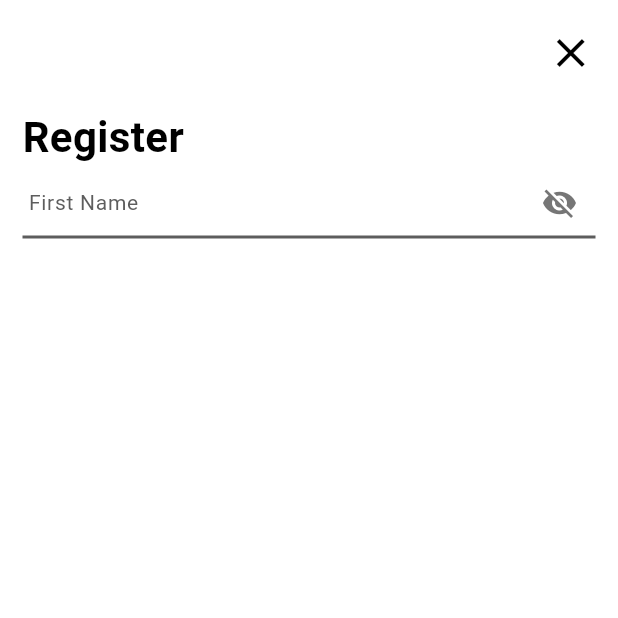
After one commit to kirupa094/test_application_frontend, a Flutter app: the screen it shows after launch, after a tap on "REGISTER", on a phone screen of 412 x 824 dp, the top half of it. The commit adds this screen. Run offline on Flutter 3.47's test engine with Material 2 defaults, Android fonts, the phone set to English and light mode, and no system bars; our stand-ins replace carousel_slider.

Commit message:
custom text field created

```diff
--- /dev/null
+++ b/lib/screens/auth/register_screen.dart
@@ -0,0 +1,56 @@
+import 'package:flutter/material.dart';
+import 'package:test_application/widgets/custom_text_field.dart';
+
+class RegisterScreen extends StatelessWidget {
+  const RegisterScreen({super.key});
+
+  @override
+  Widget build(BuildContext context) {
+    return SafeArea(
+      child: Scaffold(
+        backgroundColor: Colors.white,
+        appBar: AppBar(
+          backgroundColor: Colors.white,
+          elevation: 0,
+          automaticallyImplyLeading: false,
+          actions: [
+            IconButton(
+              onPressed: () {
+                Navigator.pop(context);
+              },
+              padding:
+                  const EdgeInsets.only(right: 15, left: 0, top: 15, bottom: 0),
+              color: Colors.black,
+              iconSize: 32,
+              icon: const Icon(Icons.close),
+            )
+          ],
+        ),
+        body: Container(
+          margin: const EdgeInsets.all(15),
+          child: Column(
+            crossAxisAlignment: CrossAxisAlignment.start,
+            children: [
+              const Text(
+                'Register',
+                style: TextStyle(
+                  color: Colors.black,
+                  fontSize: 28,
+                  fontWeight: FontWeight.bold,
+                ),
+              ),
+              CustomTextFieldWidget(
+                hintText: 'First Name',
+                onChanged: (value) {},
+                obscureText: true,
+                validator: (va) {},
+                isPassword: true,
+
+              )
+            ],
+          ),
+        ),
+      ),
+    );
+  }
+}
--- a/lib/screens/on_board/on_board_screen.dart
+++ b/lib/screens/on_board/on_board_screen.dart
@@ -1,4 +1,5 @@
 import 'package:flutter/material.dart';
+import 'package:test_application/screens/auth/register_screen.dart';
 import 'package:test_application/screens/on_board/carousel.dart';
 import 'package:test_application/widgets/custom_button.dart';
 
@@ -24,7 +25,7 @@ class OnBoardScreen extends StatelessWidget {
               const SizedBox(
                 height: 14,
               ),
-              bottomButton()
+              bottomButton(context)
             ],
           ),
         ),
@@ -104,7 +105,7 @@ class OnBoardScreen extends StatelessWidget {
     );
   }
 
-  Widget bottomButton() {
+  Widget bottomButton(BuildContext context) {
     return Row(
       crossAxisAlignment: CrossAxisAlignment.center,
       mainAxisAlignment: MainAxisAlignment.spaceBetween,
@@ -115,9 +116,16 @@ class OnBoardScreen extends StatelessWidget {
         ),
         CustomButton(
           title: 'REGISTER',
-          onPressedCallBack: () {},
+          onPressedCallBack: () => navigateToRegisterScreen(context),
         )
       ],
     );
   }
+
+  void navigateToRegisterScreen(BuildContext context) {
+    Navigator.push(
+      context,
+      MaterialPageRoute(builder: (context) =>  const RegisterScreen()),
+    );
+  }
 }
--- a/lib/widgets/custom_button.dart
+++ b/lib/widgets/custom_button.dart
@@ -13,7 +13,9 @@ class CustomButton extends StatelessWidget {
   @override
   Widget build(BuildContext context) {
     return TextButton(
-      onPressed: onPressedCallBack(),
+      onPressed: () {
+        onPressedCallBack();
+      },
       child: Container(
         decoration: ShapeDecoration(
           color: const Color.fromARGB(255, 16, 80, 120),
--- /dev/null
+++ b/lib/widgets/custom_text_field.dart
@@ -0,0 +1,96 @@
+import 'package:flutter/material.dart';
+
+class CustomTextFieldWidget extends StatefulWidget {
+  final String hintText;
+  final Function(String) onChanged;
+  final bool obscureText;
+  final String? Function(String?) validator;
+  final TextAlign textAlign;
+  final bool isPassword;
+  final TextInputType textInputType;
+  const CustomTextFieldWidget({
+    Key? key,
+    required this.hintText,
+    required this.onChanged,
+    required this.obscureText,
+    required this.validator,
+    this.textAlign = TextAlign.left,
+    this.textInputType=TextInputType.text,
+    required this.isPassword,
+  }) : super(key: key);
+
+  @override
+  State<CustomTextFieldWidget> createState() => _CustomTextFieldWidgetState();
+}
+
+class _CustomTextFieldWidgetState extends State<CustomTextFieldWidget> {
+  late bool _obscureText;
+  @override
+  void initState() {
+    _obscureText = widget.obscureText;
+    super.initState();
+  }
+
+  @override
+  Widget build(BuildContext context) {
+    return TextFormField(
+      validator: widget.validator,
+      onChanged: widget.onChanged,
+      cursorColor: const Color(0xFF231F20),
+      obscureText: _obscureText,
+      textAlign: widget.textAlign,
+      style: const TextStyle(
+        fontSize: 14,
+        fontWeight: FontWeight.w400,
+      ),
+      keyboardType: TextInputType.text,
+      decoration: InputDecoration(
+        contentPadding: const EdgeInsets.all(0),
+        errorMaxLines: 3,
+        errorStyle: const TextStyle(fontSize: 14, height: 1),
+        suffixIconColor: const Color.fromARGB(255, 118, 118, 118),
+        suffixIcon: widget.isPassword
+            ? InkWell(
+                child: Icon(
+                  color: const Color.fromARGB(255, 118, 118, 118),
+                  _obscureText ? Icons.visibility_off : Icons.visibility,
+                ),
+                onTap: () {
+                  setState(() {
+                    _obscureText = !_obscureText;
+                  });
+                })
+            : null,
+        border: const UnderlineInputBorder(
+          borderRadius: BorderRadius.all(Radius.circular(0)),
+          borderSide: BorderSide(color: Colors.teal, width: 2.0),
+        ),
+        filled: true,
+        fillColor: Colors.white,
+        labelText: widget.hintText,
+        labelStyle: const TextStyle(
+          color: Color(0xFF5D5D5D),
+          fontSize: 14,
+          fontWeight: FontWeight.w400,
+        ),
+        focusedBorder: const UnderlineInputBorder(
+          borderSide: BorderSide(color: Color(0xFF5D5D5D), width: 2.0),
+          borderRadius: BorderRadius.all(Radius.circular(0)),
+        ),
+        errorBorder: const UnderlineInputBorder(
+            borderSide: BorderSide(
+          color: Color.fromARGB(255, 204, 0, 0),
+        )),
+        focusedErrorBorder: const UnderlineInputBorder(
+          borderSide: BorderSide(
+            color: Color.fromARGB(255, 204, 0, 0),
+          ),
+        ),
+        enabledBorder: const UnderlineInputBorder(
+          borderRadius: BorderRadius.all(Radius.circular(0)),
+          borderSide: BorderSide(color: Color(0xFF5D5D5D), width: 2.0),
+        ),
+      ),
+    );
+  }
+}
```
